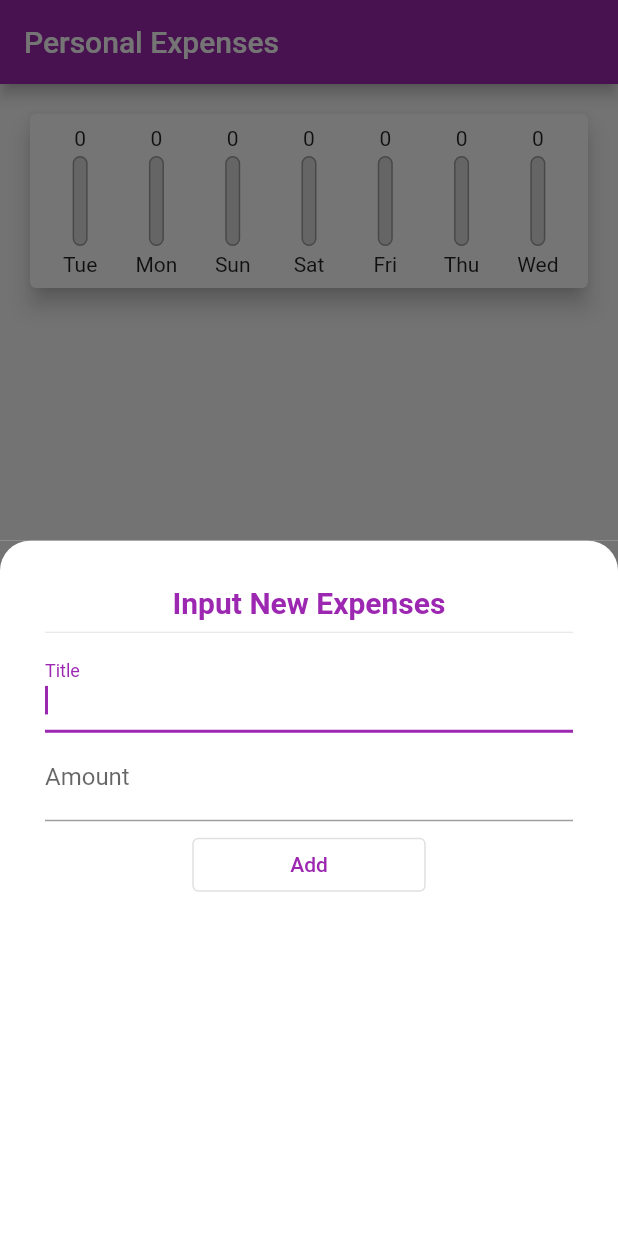
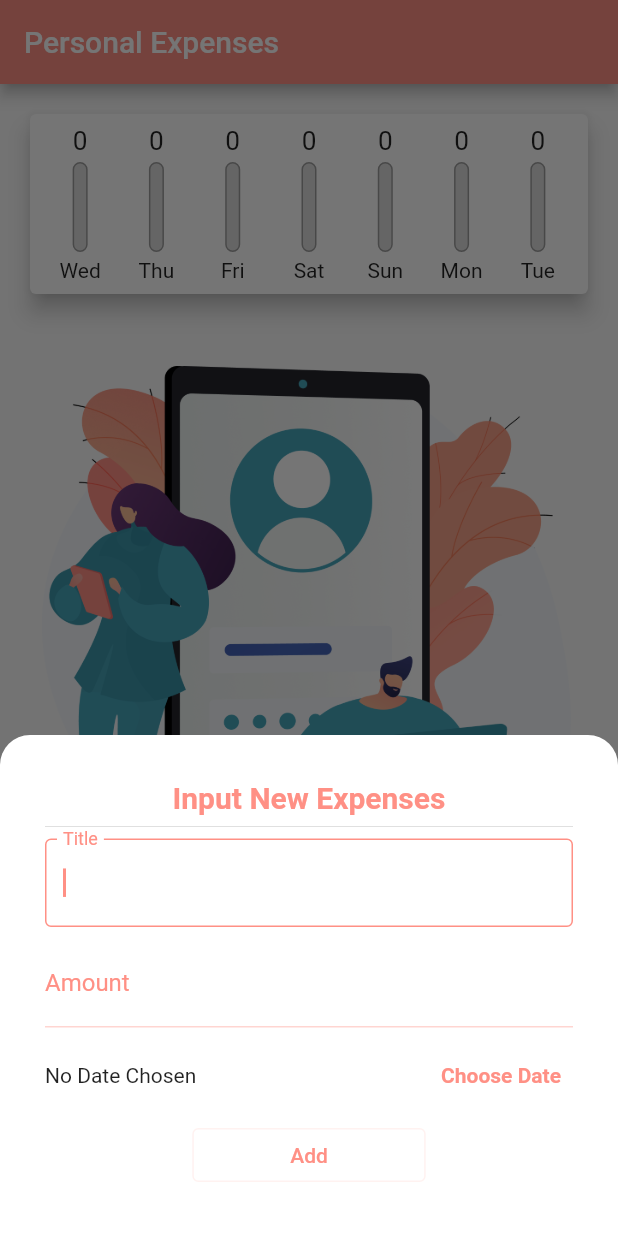
Before and after one commit to adebayoAdesina/Flutter_Personal_Expenses_App, a Flutter app: the screen it shows after launch, after a tap on the "add" icon, on a phone screen of 412 x 824 dp. Run offline on Flutter 3.47's test engine with Material 2 defaults, Android fonts, the phone set to English and light mode, and no system bars.

Commit message:
chart card and delete button added.

```diff
--- a/lib/Provider/appdata.dart
+++ b/lib/Provider/appdata.dart
@@ -7,13 +7,13 @@ import '../Model/transaction_model.dart';
 class AppData extends ChangeNotifier {
   final List<Transaction> _transaction = [];
 
-  void upDateTransaction(String title, double amount) {
+  void upDateTransaction(String title, double amount, DateTime date) {
     _transaction.add(
       Transaction(
         id: _transaction.length,
         title: title,
         amount: amount,
-        date: DateTime.now(),
+        date: date,
       ),
     );
     notifyListeners();
@@ -26,6 +26,11 @@ class AppData extends ChangeNotifier {
     }).toList();
   }
 
+  void deleteTransaction(Transaction transactionModel) {
+    _transaction.removeWhere((element) => element == transactionModel);
+    notifyListeners();
+  }
+
   UnmodifiableListView<Transaction> get transaction =>
       UnmodifiableListView(_transaction);
 }
--- a/lib/Screen/home_screen.dart
+++ b/lib/Screen/home_screen.dart
@@ -1,4 +1,5 @@
 import 'package:flutter/material.dart';
+import 'package:intl/intl.dart';
 import 'package:personal_expenses/Provider/appdata.dart';
 import 'package:personal_expenses/Util/color.dart';
 import 'package:personal_expenses/Widget/chart.dart';
@@ -25,11 +26,31 @@ class _HomeScreenState extends State<HomeScreen> {
     contexts.upDateTransaction(
       title!,
       amount!,
+      pickedDate!,
     );
     Navigator.pop(context);
     setState(() {
       title = null;
       amount = null;
+      pickedDate = null;
+    });
+  }
+
+  DateTime? pickedDate;
+  void getDate() {
+    showDatePicker(
+      context: context,
+      initialDate: DateTime.now(),
+      firstDate: DateTime(2000),
+      lastDate: DateTime.now(),
+    ).then((value) {
+      if (value == null) {
+        return;
+      } else {
+        setState(() {
+          pickedDate = value;
+        });
+      }
     });
   }
 
@@ -47,11 +68,23 @@ class _HomeScreenState extends State<HomeScreen> {
               Chart(
                   recentTransactions:
                       context.watch<AppData>().recentTransactions),
-              context.watch<AppData>().transaction == []
-                  ? const Center(
-                      child: Image(
+              context.watch<AppData>().transaction.isEmpty
+                  ? Center(
+                      child: Padding(
+                        padding: const EdgeInsets.all(28.0),
+                        child: Column(
+                          children: [
+                            const Image(
                               image: AssetImage(
-                              'assets/image/ic-congratulations.png')),
+                                  'assets/image/ic-congratulations.png'),
+                            ),
+                            Text(
+                              'NO EXPENSES ADD',
+                              style: Theme.of(context).textTheme.titleLarge,
+                            )
+                          ],
+                        ),
+                      ),
                     )
                   : const ListOfTransaction()
             ],
@@ -79,6 +112,7 @@ class _HomeScreenState extends State<HomeScreen> {
               color: kWhiteColor,
               borderRadius: BorderRadius.only(
                   topLeft: Radius.circular(20), topRight: Radius.circular(20))),
+          child: SingleChildScrollView(
             child: Column(
               children: [
                 const Text(
@@ -96,6 +130,9 @@ class _HomeScreenState extends State<HomeScreen> {
                       })),
                   decoration: const InputDecoration(labelText: 'Title'),
                 ),
+                const SizedBox(
+                  height: 8,
+                ),
                 TextField(
                   keyboardType: TextInputType.number,
                   onSubmitted: (value) => addExpens(contexts, ''),
@@ -105,6 +142,26 @@ class _HomeScreenState extends State<HomeScreen> {
                         },
                       )),
                   decoration: const InputDecoration(labelText: 'Amount'),
+                ),
+                const SizedBox(
+                  height: 8,
+                ),
+                Row(
+                  mainAxisAlignment: MainAxisAlignment.spaceBetween,
+                  children: [
+                    Text(pickedDate == null
+                        ? 'No Date Chosen'
+                        : 'Picked Date: ${DateFormat.yMd().format(pickedDate!)}'),
+                    TextButton(
+                        onPressed: () => getDate(),
+                        child: Text(
+                          'Choose Date',
+                          style: TextStyle(
+                            color: Theme.of(context).primaryColor,
+                            fontWeight: FontWeight.bold,
+                          ),
+                        ))
+                  ],
                 ),
                 const SizedBox(
                   height: 5,
@@ -126,6 +183,7 @@ class _HomeScreenState extends State<HomeScreen> {
             ),
           ),
         ),
+      ),
     );
   }
 }
--- a/lib/Util/color.dart
+++ b/lib/Util/color.dart
@@ -1,5 +1,6 @@
 import 'package:flutter/material.dart';
 
-const kPrimaryColor = Colors.purple;
+const kPrimaryColor = Color(0XFFFF9085);
+const kSecondaryColor = Color(0XFFF8AC8F);
 const kModalBgColor = Color(0XFF737373);
 const kWhiteColor = Colors.white;
--- a/lib/Widget/chart.dart
+++ b/lib/Widget/chart.dart
@@ -21,7 +21,7 @@ class Chart extends StatelessWidget {
       }
 
       return {'day': DateFormat.E().format(weekDay), 'amount': totalSum};
-    });
+    }).reversed.toList();
   }
 
   double get totalSpending {
--- a/lib/Widget/chart_bar.dart
+++ b/lib/Widget/chart_bar.dart
@@ -17,9 +17,12 @@ class ChartBar extends StatelessWidget {
       fit: FlexFit.tight,
       child: Column(
         children: [
-          FittedBox(
-            child: Text(
-              spendAmount.toStringAsFixed(0),
+          SizedBox(
+            height: 20.0,
+            child: FittedBox(
+              child: Text(
+                spendAmount.toStringAsFixed(0),
+              ),
             ),
           ),
           const SizedBox(
--- a/lib/Widget/list_of_transaction.dart
+++ b/lib/Widget/list_of_transaction.dart
@@ -11,7 +11,9 @@ class ListOfTransaction extends StatelessWidget {
 
   @override
   Widget build(BuildContext context) {
-    return ListView.builder(
+    return Expanded(
+      child: ListView.builder(
+        scrollDirection: Axis.vertical,
         shrinkWrap: true,
         itemCount: context.watch<AppData>().transaction.length,
         itemBuilder: ((context, index) {
@@ -20,8 +22,10 @@ class ListOfTransaction extends StatelessWidget {
             text: e.title!,
             price: e.amount!.toStringAsFixed(2),
             date: e.date!,
+            currentTransaction: e,
           );
         }),
+      ),
     );
   }
 }
--- a/lib/main.dart
+++ b/lib/main.dart
@@ -15,8 +15,30 @@ class MyApp extends StatelessWidget {
     return MaterialApp(
       title: 'Personal Expenses',
       theme: ThemeData(
-        primarySwatch: kPrimaryColor,
-
+        colorScheme: const ColorScheme(
+            brightness: Brightness.light,
+            primary: kPrimaryColor,
+            onPrimary: kWhiteColor,
+            secondary: kSecondaryColor,
+            onSecondary: kWhiteColor,
+            error: Colors.red,
+            onError: Colors.red,
+            background: kWhiteColor,
+            onBackground: kWhiteColor,
+            surface: kPrimaryColor,
+            onSurface: kPrimaryColor),
+        inputDecorationTheme: const InputDecorationTheme(
+          labelStyle: TextStyle(color: kPrimaryColor),
+          focusedBorder:
+              OutlineInputBorder(borderSide: BorderSide(color: kPrimaryColor)),
+        ),
+        primaryColor: kPrimaryColor,
+        floatingActionButtonTheme: const FloatingActionButtonThemeData(
+          backgroundColor: kSecondaryColor,
+        ),
+        appBarTheme: const AppBarTheme(
+          backgroundColor: kPrimaryColor,
+        ),
       ),
       home: const HomeScreen(),
     );
```
Also changed, not shown: lib/Util/util.dart (+19 -6 lines), lib/Widget/transaction_card.dart (+25 -3 lines). Lines whose indentation alone changed are shown as unchanged.
